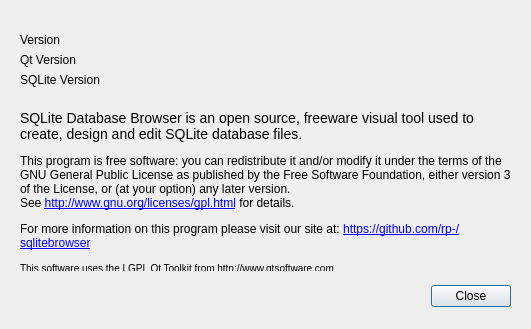
The window that src/AboutDialog.ui (sqlitebrowser/sqlitebrowser) describes before a commit, drawn with Qt 5.
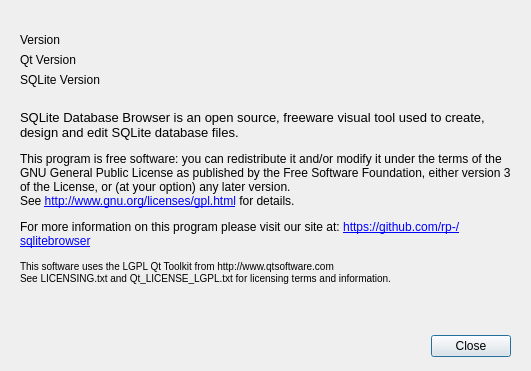
The same window after the commit. Icons and pictures are not drawn.

Commit message: increase size of AboutDialog so all the text fits

Diff of the .ui file:
```diff
--- a/src/AboutDialog.ui
+++ b/src/AboutDialog.ui
@@ -7,7 +7,7 @@
     <x>0</x>
     <y>0</y>
     <width>531</width>
-    <height>329</height>
+    <height>371</height>
    </rect>
   </property>
   <property name="windowTitle">
@@ -24,7 +24,7 @@
    <property name="geometry">
     <rect>
      <x>160</x>
-     <y>280</y>
+     <y>330</y>
      <width>351</width>
      <height>32</height>
     </rect>
@@ -71,11 +71,11 @@
      <x>20</x>
      <y>110</y>
      <width>491</width>
-     <height>161</height>
+     <height>211</height>
     </rect>
    </property>
    <property name="text">
-    <string>&lt;html&gt;&lt;head/&gt;&lt;body&gt;&lt;p&gt;&lt;span style=&quot; font-size:large;&quot;&gt;SQLite Database Browser is an open source, freeware visual tool used to create, design and edit SQLite database files.&lt;/span&gt;&lt;/p&gt;&lt;p&gt;This program is free software: you can redistribute it and/or modify it under the terms of the GNU General Public License as published by the Free Software Foundation, either version 3 of the License, or (at your option) any later version.&lt;br /&gt;See &lt;a href=&quot;http://www.gnu.org/licenses/gpl.html&quot;&gt;http://www.gnu.org/licenses/gpl.html&lt;/a&gt; for details.&lt;/p&gt;&lt;p&gt;For more information on this program please visit our site at: &lt;a href=&quot;https://github.com/rp-/sqlitebrowser&quot;&gt;https://github.com/rp-/sqlitebrowser&lt;/a&gt;&lt;/p&gt;&lt;p&gt;&lt;span style=&quot; font-size:small;&quot;&gt;This software uses the LGPL Qt Toolkit from http://www.qtsoftware.com&lt;br/&gt;See LICENSING.txt and Qt_LICENSE_LGPL.txt for licensing terms and information.&lt;/span&gt;&lt;/p&gt;&lt;/body&gt;&lt;/html&gt;</string>
+    <string>&lt;html&gt;&lt;head/&gt;&lt;body&gt;&lt;p&gt;&lt;span style=&quot; font-size:10pt;&quot;&gt;SQLite Database Browser is an open source, freeware visual tool used to create, design and edit SQLite database files.&lt;/span&gt;&lt;/p&gt;&lt;p&gt;This program is free software: you can redistribute it and/or modify it under the terms of the GNU General Public License as published by the Free Software Foundation, either version 3 of the License, or (at your option) any later version.&lt;br/&gt;See &lt;a href=&quot;http://www.gnu.org/licenses/gpl.html&quot;&gt;&lt;span style=&quot; text-decoration: underline; color:#0000ff;&quot;&gt;http://www.gnu.org/licenses/gpl.html&lt;/span&gt;&lt;/a&gt; for details.&lt;/p&gt;&lt;p&gt;For more information on this program please visit our site at: &lt;a href=&quot;https://github.com/rp-/sqlitebrowser&quot;&gt;&lt;span style=&quot; text-decoration: underline; color:#0000ff;&quot;&gt;https://github.com/rp-/sqlitebrowser&lt;/span&gt;&lt;/a&gt;&lt;/p&gt;&lt;p&gt;&lt;span style=&quot; font-size:small;&quot;&gt;This software uses the LGPL Qt Toolkit from http://www.qtsoftware.com&lt;br/&gt;See LICENSING.txt and Qt_LICENSE_LGPL.txt for licensing terms and information.&lt;/span&gt;&lt;/p&gt;&lt;/body&gt;&lt;/html&gt;</string>
    </property>
    <property name="scaledContents">
     <bool>false</bool>
```
